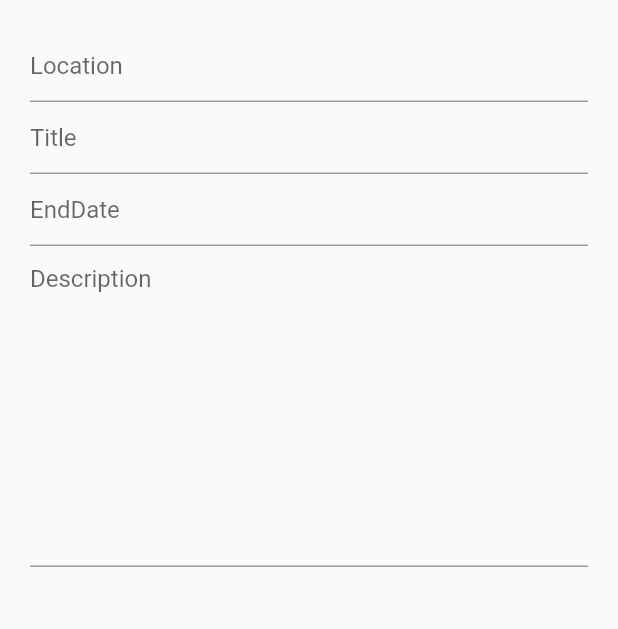
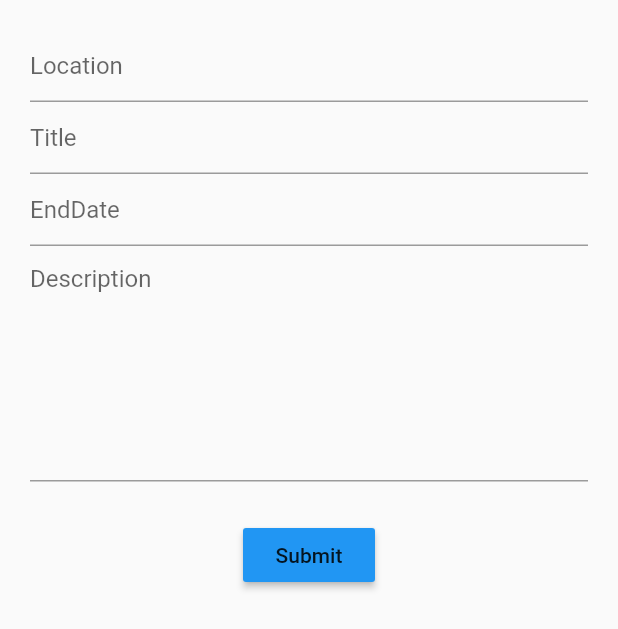
Before and after one commit to smacademic/project-cgkm, a Flutter app: the AddArcScreen screen opened by its route, on a phone screen of 412 x 824 dp. Shown: the top 629 px of the screen. Run offline on Flutter 3.47's test engine with Material 2 defaults, Android fonts, the phone set to English and light mode, and no system bars; our stand-ins replace auto_size_text, rxdart, sqflite; accounts and stored records are empty.

Commit message:
Add submit button
Added submit button to add_arc_screen.dart

```diff
--- a/client/src/arcplanner/lib/src/ui/add_arc_screen.dart
+++ b/client/src/arcplanner/lib/src/ui/add_arc_screen.dart
@@ -14,7 +14,9 @@ class AddArcScreen extends StatelessWidget {
             locationField(),
             titleField(), //name
             endDate(),
-            descriptionField()
+            descriptionField(),
+            Container(margin: EdgeInsets.only(top: 25)),
+            submitArc(),
           ],
         ),
       ),
@@ -88,7 +90,7 @@ Widget descriptionField(){
       //End date
       //Description
       return TextField(
-        maxLines: 10,
+        maxLines: 7,
         onChanged: bloc.changeTitle,
         decoration: InputDecoration(
           hintText: 'Description'
@@ -98,3 +100,19 @@ Widget descriptionField(){
     }
   );
 }
+
+Widget submitArc() {
+  return StreamBuilder(
+    stream: bloc.submitValidArc,
+    builder: (context, snapshot){
+      return RaisedButton(
+        child: Text('Submit'),
+        color: Colors.blue,
+        onPressed: () {
+            snapshot.hasData ? bloc.submitArc() : null;
+            Navigator.pop(context);
+          }
+        );
+      },
+  );
+}
```
